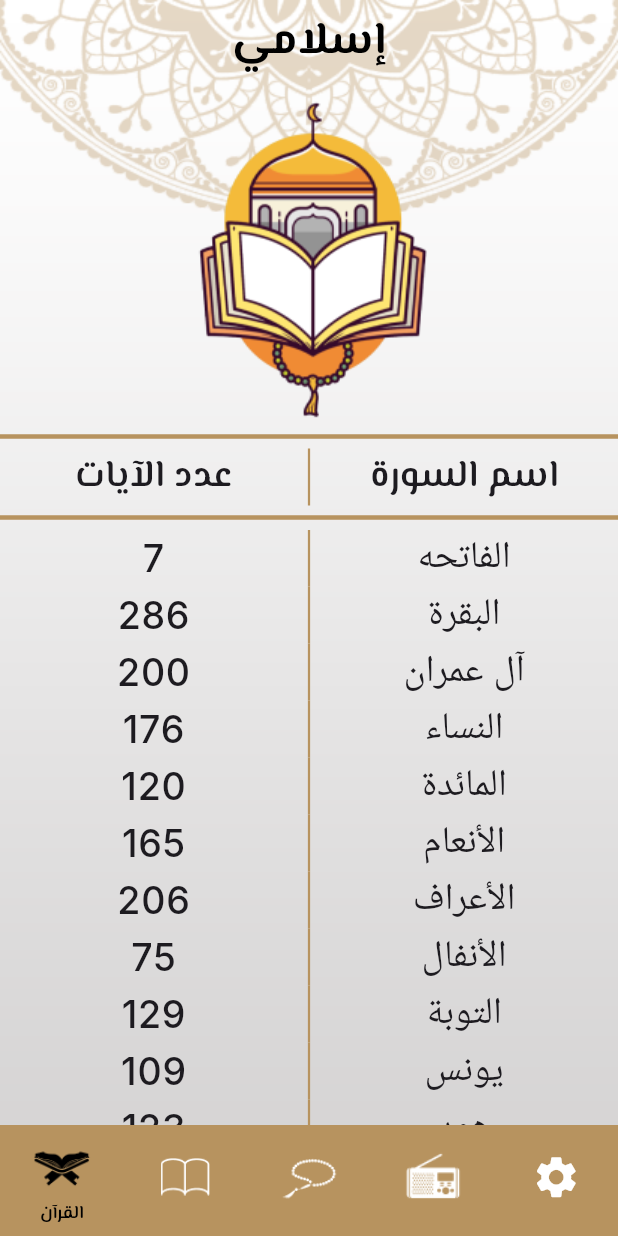
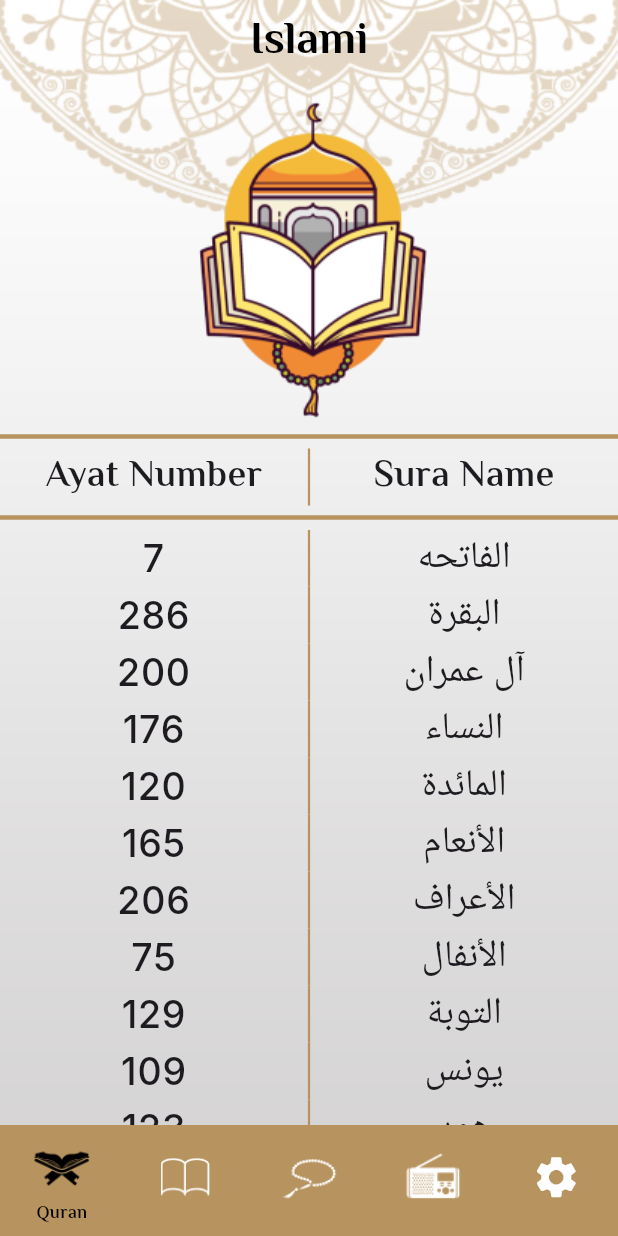
Before and after one commit to Omnia-97/Muslim_app_flutter, a Flutter app: the screen it shows after launch, on a phone screen of 412 x 824 dp. Run offline on Flutter 3.47's test engine with Material 3 defaults, Android fonts, the phone set to English and light mode, and no system bars; our stand-ins replace google_fonts; generated files the repository leaves out were written again.

Commit message:
setting ui and localization finished

```diff
--- /dev/null
+++ b/l10n.yaml
@@ -0,0 +1,3 @@
+arb-dir: lib/l10n
+template-arb-file: app_en.arb
+output-localization-file: app_localizations.dart
--- a/lib/details_Screens/hadeth_details.dart
+++ b/lib/details_Screens/hadeth_details.dart
@@ -1,6 +1,7 @@
 import 'package:flutter/material.dart';
 import 'package:islami_app/islami_app_theme.dart';
 import 'package:islami_app/pages/home/tabs/ahadeth_tab.dart';
+import 'package:flutter_gen/gen_l10n/app_localizations.dart';
 
 import '../model/ahadeth_model.dart';
 
@@ -21,7 +22,7 @@ class HadethDetails extends StatelessWidget {
       child: Scaffold(
         appBar: AppBar(
           title: Text(
-            'إسلامى',
+            AppLocalizations.of(context)!.appName,
           ),
         ),
         body: Center(
@@ -48,7 +49,7 @@ class HadethDetails extends StatelessWidget {
                 ),
                 Expanded(
                   child: ListView.separated(
-                    separatorBuilder: (context,index) => SizedBox(
+                    separatorBuilder: (context, index) => SizedBox(
                       height: 5,
                     ),
                     itemBuilder: (context, index) {
@@ -57,7 +58,6 @@ class HadethDetails extends StatelessWidget {
                         style: theme.textTheme.bodySmall,
                         textAlign: TextAlign.center,
                       );
-
                     },
                     itemCount: model.content.length,
                   ),
--- a/lib/islami_app_theme.dart
+++ b/lib/islami_app_theme.dart
@@ -30,7 +30,7 @@ class MyThemeData {
         fontSize: 25,
         fontWeight: FontWeight.w600,
       ),
-      bodyLarge: GoogleFonts.inter(
+      bodyLarge: GoogleFonts.elMessiri(
         fontSize: 30,
         fontWeight: FontWeight.bold,
       ),
--- /dev/null
+++ b/lib/l10n/app_en.arb
@@ -0,0 +1,20 @@
+{
+  "appName": "Islami",
+  "suraName": "Sura Name",
+  "ahadeth": "Ahadeth",
+  "ayatNumber" : "Ayat Number",
+  "language": "Language",
+  "arabic": "Arabic",
+  "english": "English",
+  "theme": "Theme",
+  "light": "Light",
+  "dark": "Dark",
+  "nav_quran" : "Quran",
+  "nav_ahadeth": "Ahadeth",
+  "nav_tasbeh": "Tasbeh",
+  "nav_radio": "Radio",
+  "nav_settings": "Settings",
+  "quranRadio": "Quran Radio",
+  "numberOfTasbeh" : "Number Of Tasbeh"
+
+}
--- a/lib/main.dart
+++ b/lib/main.dart
@@ -2,7 +2,8 @@ import 'package:flutter/material.dart';
 import 'package:islami_app/pages/home/home.dart';
 import 'package:islami_app/pages/splash_Screen.dart';
 import 'package:islami_app/details_Screens/sura_details.dart';
-
+import 'package:flutter_localizations/flutter_localizations.dart';
+import 'package:flutter_gen/gen_l10n/app_localizations.dart';
 import 'details_Screens/hadeth_details.dart';
 import 'islami_app_theme.dart';
 
@@ -17,6 +18,9 @@ class IslamiApp extends StatelessWidget {
   @override
   Widget build(BuildContext context) {
     return MaterialApp(
+      localizationsDelegates: AppLocalizations.localizationsDelegates,
+      supportedLocales: AppLocalizations.supportedLocales,
+      locale: Locale("en"),
       debugShowCheckedModeBanner: false,
       theme: MyThemeData.lightTheme,
       darkTheme: MyThemeData.darkTheme,
--- a/lib/pages/home/home.dart
+++ b/lib/pages/home/home.dart
@@ -1,5 +1,5 @@
 import 'package:flutter/material.dart';
-import 'package:google_fonts/google_fonts.dart';
+import 'package:flutter_gen/gen_l10n/app_localizations.dart';
 import 'package:islami_app/pages/home/tabs/ahadeth_tab.dart';
 import 'package:islami_app/pages/home/tabs/quran_tab.dart';
 import 'package:islami_app/pages/home/tabs/radio_tab.dart';
@@ -33,9 +33,8 @@ class _HomeScreenState extends State<HomeScreen> {
           appBar: AppBar(
             backgroundColor: Colors.transparent,
             title: Text(
-              'إسلامي',
+              AppLocalizations.of(context)!.appName,
             ),
-            centerTitle: true,
           ),
           bottomNavigationBar: BottomNavigationBar(
             currentIndex: index,
@@ -51,26 +50,27 @@ class _HomeScreenState extends State<HomeScreen> {
                     AssetImage('assets/images/ic_quran.png'),
                     size: 45,
                   ),
-                  label: 'القرآن'),
+                  label: AppLocalizations.of(context)!.nav_quran),
               BottomNavigationBarItem(
                   icon: ImageIcon(
                     AssetImage('assets/images/ic_ahadeth.png'),
                   ),
-                  label: 'الأحاديث'),
+                  label: AppLocalizations.of(context)!.nav_ahadeth),
               BottomNavigationBarItem(
                   icon: ImageIcon(
                     AssetImage('assets/images/ic_sebha.png'),
                     size: 45,
                   ),
-                  label: 'التسبيح'),
+                  label: AppLocalizations.of(context)!.nav_tasbeh),
               BottomNavigationBarItem(
                   icon: ImageIcon(
                     AssetImage('assets/images/ic_radio.png'),
                     size: 44,
                   ),
-                  label: 'الراديو'),
+                  label: AppLocalizations.of(context)!.nav_radio),
               BottomNavigationBarItem(
-                  icon: Icon(Icons.settings), label: 'الإعدادات'),
+                  icon: Icon(Icons.settings),
+                  label: AppLocalizations.of(context)!.nav_settings),
             ],
           ),
           body: tabs[index],
--- a/lib/pages/home/tabs/quran_tab.dart
+++ b/lib/pages/home/tabs/quran_tab.dart
@@ -1,8 +1,6 @@
 import 'package:flutter/material.dart';
-import 'package:google_fonts/google_fonts.dart';
 import 'package:islami_app/islami_app_theme.dart';
-import 'package:islami_app/model/sura_model.dart';
-import 'package:islami_app/details_Screens/sura_details.dart';
+import 'package:flutter_gen/gen_l10n/app_localizations.dart';
 import 'package:islami_app/widgets/quran_title_widget.dart';
 
 class QuranTab extends StatelessWidget {
@@ -257,7 +255,7 @@ class QuranTab extends StatelessWidget {
           children: [
             Expanded(
               child: Text(
-                'عدد الآيات',
+                AppLocalizations.of(context)!.ayatNumber,
                 style: Theme.of(context).textTheme.bodyMedium,
                 textAlign: TextAlign.center,
               ),
@@ -269,7 +267,7 @@ class QuranTab extends StatelessWidget {
             ),
             Expanded(
               child: Text(
-                'اسم السورة',
+                AppLocalizations.of(context)!.suraName,
                 style: Theme.of(context).textTheme.bodyMedium,
                 textAlign: TextAlign.center,
               ),
@@ -285,97 +283,10 @@ class QuranTab extends StatelessWidget {
                 versesNumber: versesNumber[index].toString(),
                 index: index,
               );
-              /*Row(
-                children: [
-                  Text(
-                    versesNumber[index].toString(),
-                    style: Theme.of(context).textTheme.bodySmall,
-                    textAlign: TextAlign.center,
-                  ),
-                  InkWell(
-                    onTap: () {
-                      Navigator.pushNamed(
-                        context,
-                        SuraDetails.routeName,
-                        arguments:
-                            SuraModel(name: suraNames[index], index: index),
-                      );
-                    },
-                    child: Text(
-                      suraNames[index],
-                      style: Theme.of(context).textTheme.bodySmall,
-                      textAlign: TextAlign.center,
-                    ),
-                  ),
-                ],
-              )*/
             },
             itemCount: suraNames.length,
           ),
         ),
-        /*  Expanded(
-          child: ListView(
-            children: [
-              DataTable(
-                columns: [
-                  DataColumn(
-                    label: Text(
-                      'عدد الآيات',
-                      style: Theme.of(context).textTheme.bodyMedium,
-                    ),
-                  ),
-                  DataColumn(
-                    label: Text(
-                      'اسم السوره',
-                      style: Theme.of(context).textTheme.bodyMedium,
-                    ),
-                  ),
-                ],
-                rows: List.generate(
-                  suraNames.length,
-                  (index) => DataRow(
-                    cells: [
-                      DataCell(
-                        Column(
-                          crossAxisAlignment: CrossAxisAlignment.stretch,
-                          children: [
-                            Text(
-                              '${versesNumber[index]}',
-                              textAlign: TextAlign.center,
-                              style: Theme.of(context).textTheme.bodySmall,
-                            ),
-                          ],
-                        ),
-                      ),
-                      DataCell(
-                        Column(
-                          crossAxisAlignment: CrossAxisAlignment.stretch,
-                          children: [
-                            InkWell(
-                              onTap: () {
-                                Navigator.pushNamed(
-                                  context,
-                                  SuraDetails.routeName,
-                                  arguments: SuraModel(
-                                      name: suraNames[index], index: index),
-                                );
-                              },
-                              child: Text(
-                                textAlign: TextAlign.center,
-                                suraNames[index],
-                                style: Theme.of(context).textTheme.bodySmall,
-                              ),
-                            ),
-                          ],
-                        ),
-                      ),
-                    ],
-                  ),
-                ),
-              ),
-            ],
-          ),
-        ),*/
       ],
     );
   }
--- a/lib/pages/home/tabs/radio_tab.dart
+++ b/lib/pages/home/tabs/radio_tab.dart
@@ -1,5 +1,6 @@
 import 'package:flutter/material.dart';
 import 'package:islami_app/islami_app_theme.dart';
+import 'package:flutter_gen/gen_l10n/app_localizations.dart';
 
 class RadioTab extends StatelessWidget {
   const RadioTab({super.key});
@@ -19,11 +20,13 @@ class RadioTab extends StatelessWidget {
           height: 45,
         ),
         Text(
-          'إذاعة القرآن الكريم',
+          AppLocalizations.of(context)!.quranRadio,
           style: theme.textTheme.bodyMedium,
           textAlign: TextAlign.center,
         ),
-        SizedBox(height: 45,),
+        SizedBox(
+          height: 45,
+        ),
         Row(
           mainAxisAlignment: MainAxisAlignment.spaceAround,
           children: [
--- a/lib/pages/home/tabs/sebha_tab.dart
+++ b/lib/pages/home/tabs/sebha_tab.dart
@@ -1,5 +1,6 @@
 import 'package:flutter/material.dart';
 import 'package:islami_app/islami_app_theme.dart';
+import 'package:flutter_gen/gen_l10n/app_localizations.dart';
 
 class SebhaTab extends StatefulWidget {
   SebhaTab({super.key});
@@ -29,7 +30,6 @@ class _SebhaTabState extends State<SebhaTab> {
         ),
         InkWell(
           onTap: sebhaClicked,
-
           child: Container(
             alignment: Alignment.center,
             child: Image(
@@ -45,7 +45,7 @@ class _SebhaTabState extends State<SebhaTab> {
           height: 45,
         ),
         Text(
-          'عدد التسبيحات',
+          AppLocalizations.of(context)!.numberOfTasbeh,
           style: theme.textTheme.bodyMedium,
           textAlign: TextAlign.center,
         ),
--- a/pubspec.yaml
+++ b/pubspec.yaml
@@ -41,7 +41,9 @@ dependencies:
 dev_dependencies:
   flutter_test:
     sdk: flutter
-
+  flutter_localizations:
+    sdk: flutter
+  intl: ^0.18.1
   # The "flutter_lints" package below contains a set of recommended lints to
   # encourage good coding practices. The lint set provided by the package is
   # activated in the `analysis_options.yaml` file located at the root of your
@@ -59,6 +61,7 @@ flutter:
   # included with your application, so that you can use the icons in
   # the material Icons class.
   uses-material-design: true
+  generate: true
 
   # To add assets to your application, add an assets section, like this:
   assets:
```
Also changed, not shown: lib/details_Screens/sura_details.dart (+5 -2 lines), lib/l10n/app_ar.arb (added, +20 -0 lines), lib/pages/home/tabs/ahadeth_tab.dart (+4 -6 lines), lib/pages/home/tabs/settings_tab.dart (+47 -2 lines), pubspec.lock. Lines whose indentation alone changed are shown as unchanged.
